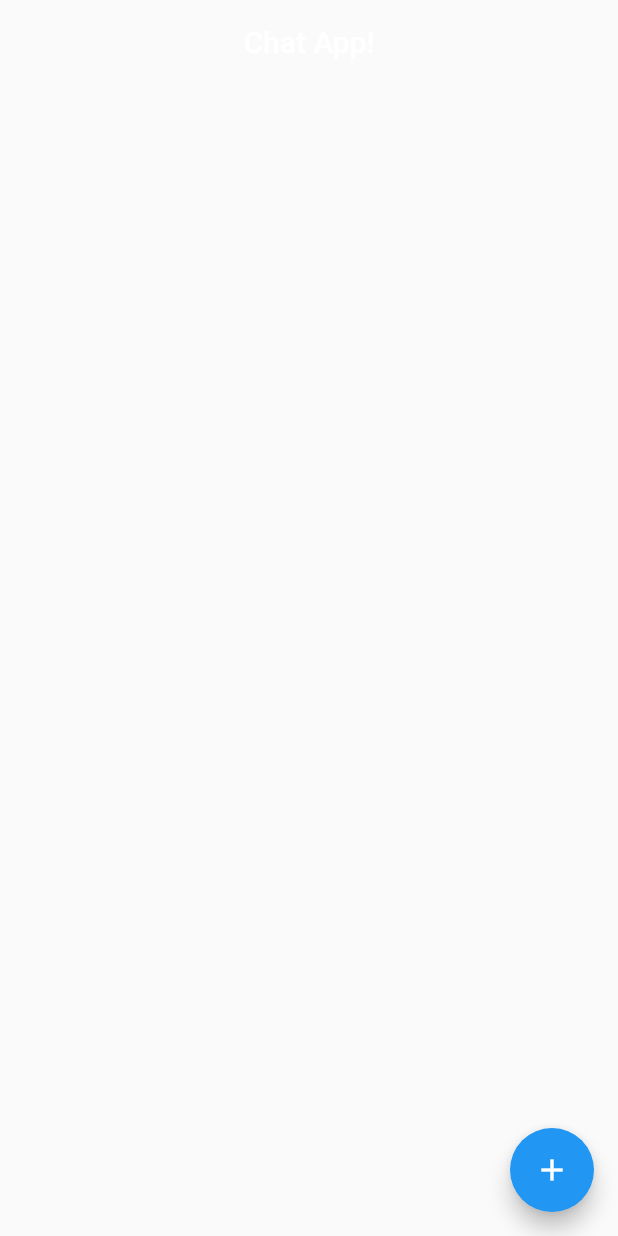
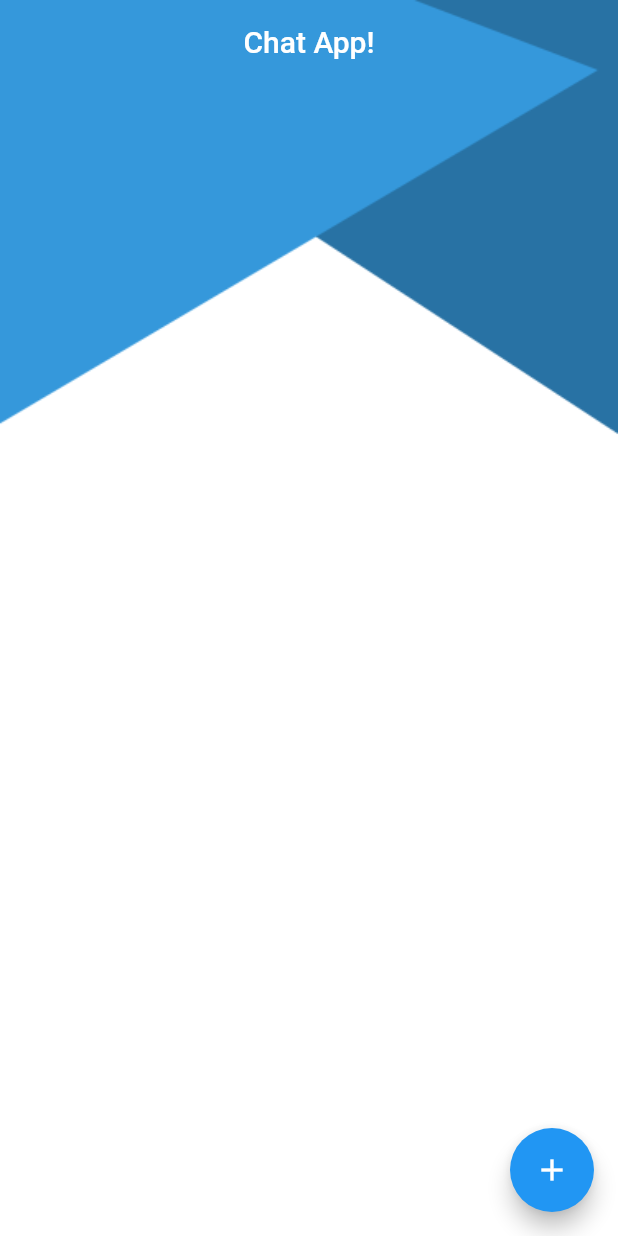
Before and after one commit to Eyadzz/chat_app, a Flutter app: the screen it shows after launch, on a phone screen of 412 x 824 dp. Run offline on Flutter 3.47's test engine with Material 2 defaults, Android fonts, the phone set to English and light mode, and no system bars; our stand-ins replace cloud_firestore, firebase_auth, firebase_core, fluttertoast; accounts and stored records are empty.

Commit message:
Modifying UI for Two Screens

```diff
--- a/lib/home/HomeScreen.dart
+++ b/lib/home/HomeScreen.dart
@@ -29,6 +29,7 @@ class HomeScreen extends StatelessWidget {
         ),
       ),
       Scaffold(
+        backgroundColor: Colors.transparent,
         floatingActionButton: FloatingActionButton(
             onPressed: () {
               Navigator.pushNamed(context, AddRoom.routeName);
--- a/lib/home/JoinRoomScreen.dart
+++ b/lib/home/JoinRoomScreen.dart
@@ -1,5 +1,6 @@
 import 'package:chat_app/model/Room.dart';
 import 'package:chat_app/roomDetails/RoomDetailsScreen.dart';
+import 'package:flutter/cupertino.dart';
 import 'package:flutter/material.dart';
 
 class JoinRoomScreen extends StatefulWidget {
@@ -26,6 +27,7 @@ class _JoinRoomScreenState extends State<JoinRoomScreen> {
         ),
       ),
       Scaffold(
+        backgroundColor: Colors.transparent,
         appBar: AppBar(
           title: Text(args.room!.name),
           centerTitle: true,
@@ -79,7 +81,7 @@ class _JoinRoomScreenState extends State<JoinRoomScreen> {
                             primary: Colors.blue
                           ),
                           onPressed: () => joinroom(context, args),
-                          child: Text('Join'))
+                          child: Text('Join',style: TextStyle(fontWeight: FontWeight.w500,fontFamily: 'Poppins',fontSize: 16),))
                     ],
                   )),
                 ],
```
Also changed, not shown: 1 other file.
